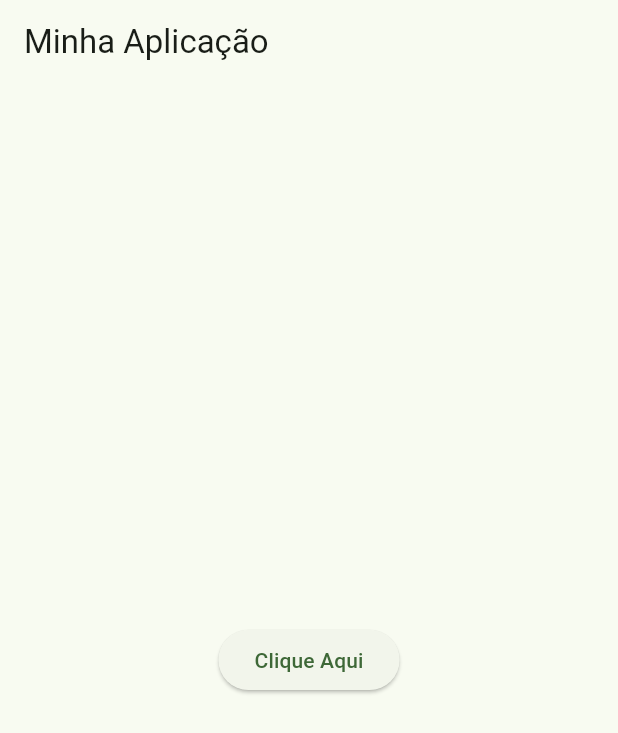
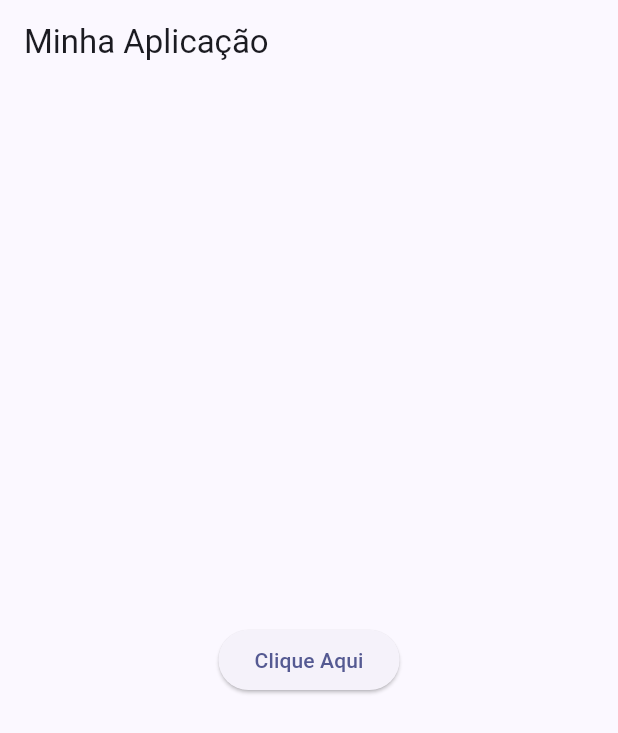
Before and after one commit to Dom-Luiz-III/Atividades_Senai_Flutter, a Flutter app: the screen it shows after launch, on a phone screen of 412 x 824 dp. Shown: the top 733 px of the screen. Run offline on Flutter 3.47's test engine with Material 2 defaults, Android fonts, the phone set to English and light mode, and no system bars.

Commit message:
Update main.dart

```diff
--- a/aula_3/lib/main.dart
+++ b/aula_3/lib/main.dart
@@ -13,7 +13,7 @@ class MyApp extends StatelessWidget {
       title: 'Minha Aplicação',
       theme: ThemeData(
         colorScheme:
-            ColorScheme.fromSeed(seedColor: Color.fromARGB(255, 4, 76, 7)),
+            ColorScheme.fromSeed(seedColor: Color.fromARGB(255, 0, 1, 75)),
         useMaterial3: true,
       ),
       home: const MyHomePage(title: 'Minha aplicação Flutter'),
```
